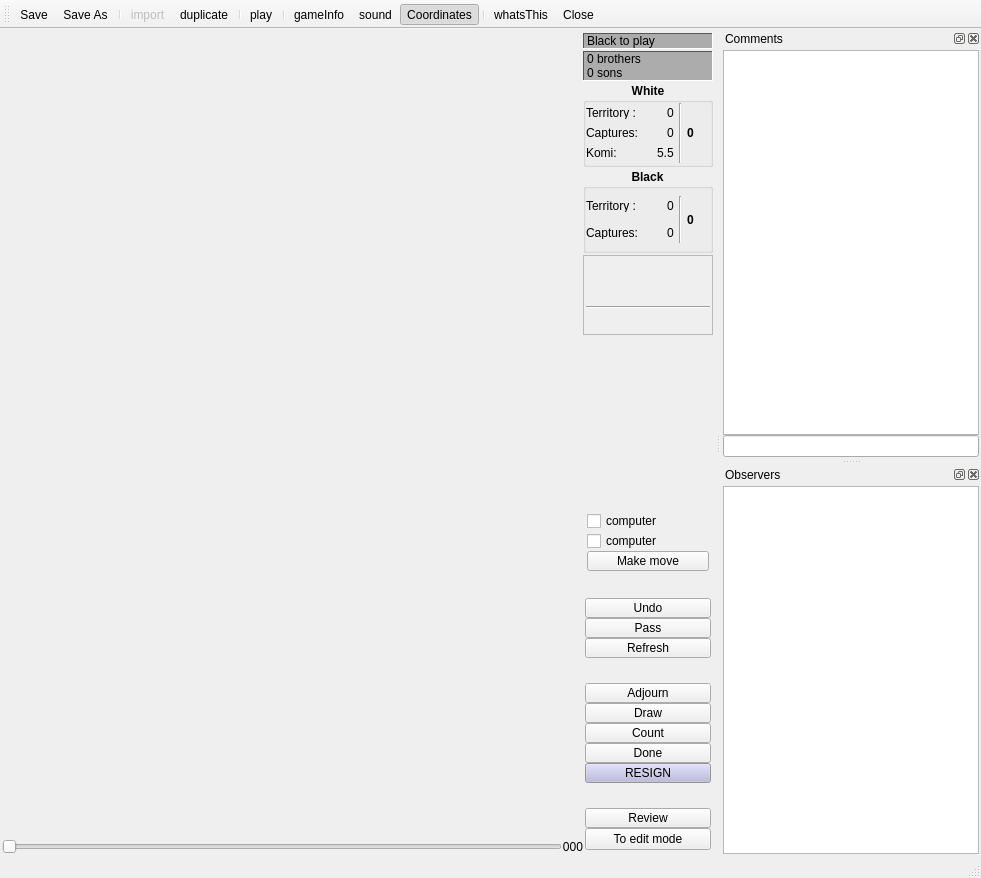
Old version of the form src/board/boardwindow.ui in the repository pzorin/qgo.
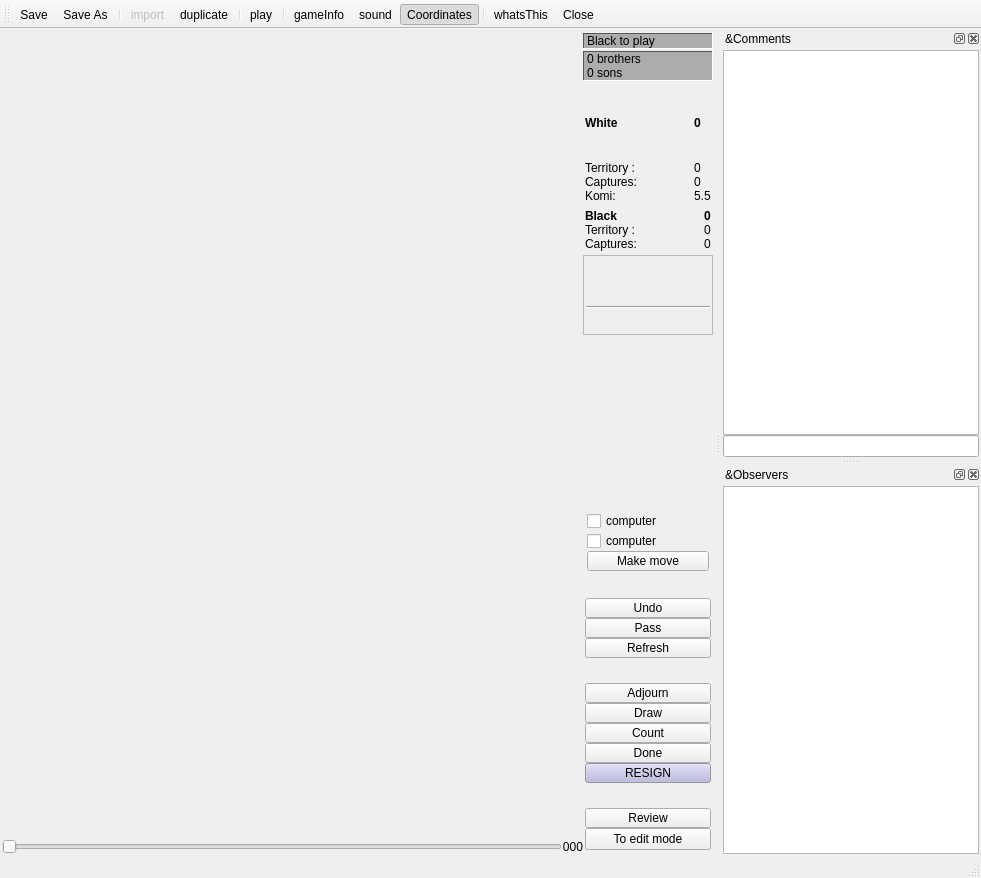
New version of the form. The open tabs and pages were chosen to show the change. Icons and pictures are not drawn. Custom widgets are drawn as their Qt base class.

Commit message:
Remove some hard-coded widget sizes
Avoids truncation of the score display

The edit to the form file:
```diff
--- a/src/board/boardwindow.ui
+++ b/src/board/boardwindow.ui
@@ -2398,24 +2398,21 @@
             <number>0</number>
            </property>
            <item>
-            <widget class="QGroupBox" name="whiteFrame_score">
+            <widget class="QFrame" name="whiteFrame_score">
              <property name="sizePolicy">
-              <sizepolicy hsizetype="Preferred" vsizetype="Minimum">
+              <sizepolicy hsizetype="Expanding" vsizetype="Minimum">
                <horstretch>0</horstretch>
                <verstretch>0</verstretch>
               </sizepolicy>
              </property>
-             <property name="minimumSize">
-              <size>
-               <width>16</width>
-               <height>60</height>
-              </size>
-             </property>
-             <property name="maximumSize">
-              <size>
-               <width>16777215</width>
-               <height>16777215</height>
-              </size>
+             <layout class="QGridLayout" name="gridLayout">
+              <item row="0" column="0">
+               <widget class="QLabel" name="whiteFrame_score_label">
+                <property name="sizePolicy">
+                 <sizepolicy hsizetype="MinimumExpanding" vsizetype="MinimumExpanding">
+                  <horstretch>0</horstretch>
+                  <verstretch>0</verstretch>
+                 </sizepolicy>
              </property>
              <property name="font">
               <font>
@@ -2423,44 +2420,26 @@
                <bold>true</bold>
               </font>
              </property>
-             <property name="title">
+                <property name="text">
               <string>White</string>
              </property>
-             <property name="alignment">
-              <set>Qt::AlignHCenter</set>
-             </property>
-             <layout class="QGridLayout">
-              <property name="leftMargin">
-               <number>0</number>
-              </property>
-              <property name="topMargin">
-               <number>0</number>
-              </property>
-              <property name="rightMargin">
-               <number>3</number>
-              </property>
-              <property name="bottomMargin">
-               <number>0</number>
-              </property>
-              <property name="horizontalSpacing">
-               <number>5</number>
-              </property>
-              <property name="verticalSpacing">
-               <number>0</number>
-              </property>
-              <item row="0" column="0">
-               <layout class="QHBoxLayout">
-                <property name="spacing">
-                 <number>0</number>
-                </property>
-                <item>
+               </widget>
+              </item>
+              <item row="0" column="1">
+               <widget class="QLabel" name="totalWhite">
+                <property name="font">
+                 <font>
+                  <weight>75</weight>
+                  <bold>true</bold>
+                 </font>
+                </property>
+                <property name="text">
+                 <string>0</string>
+                </property>
+               </widget>
+              </item>
+              <item row="1" column="0">
                  <widget class="QLabel" name="TextLabel2_5">
-                  <property name="maximumSize">
-                   <size>
-                    <width>16777215</width>
-                    <height>12</height>
-                   </size>
-                  </property>
                   <property name="font">
                    <font>
                     <weight>50</weight>
@@ -2470,90 +2449,27 @@
                   <property name="text">
                    <string>Territory :</string>
                   </property>
-                  <property name="alignment">
-                   <set>Qt::AlignRight|Qt::AlignTrailing|Qt::AlignVCenter</set>
-                  </property>
-                 </widget>
-                </item>
-                <item>
-                 <spacer>
-                  <property name="orientation">
-                   <enum>Qt::Horizontal</enum>
-                  </property>
-                  <property name="sizeType">
-                   <enum>QSizePolicy::MinimumExpanding</enum>
-                  </property>
-                  <property name="sizeHint" stdset="0">
-                   <size>
-                    <width>10</width>
-                    <height>20</height>
-                   </size>
-                  </property>
-                 </spacer>
-                </item>
-                <item>
+               </widget>
+              </item>
+              <item row="1" column="1">
                  <widget class="QLabel" name="terrWhite">
-                  <property name="maximumSize">
-                   <size>
-                    <width>16777215</width>
-                    <height>12</height>
-                   </size>
-                  </property>
-                  <property name="font">
-                   <font>
-                    <weight>50</weight>
-                    <bold>false</bold>
-                   </font>
-                  </property>
                   <property name="text">
                    <string>0</string>
                   </property>
-                  <property name="alignment">
-                   <set>Qt::AlignCenter</set>
-                  </property>
                   <property name="margin">
                    <number>0</number>
                   </property>
                  </widget>
                 </item>
-               </layout>
-              </item>
-              <item row="0" column="1" rowspan="3">
+              <item row="2" column="1">
                <widget class="Line" name="line">
                 <property name="orientation">
                  <enum>Qt::Vertical</enum>
                 </property>
                </widget>
               </item>
-              <item row="0" column="2" rowspan="3">
-               <widget class="QLabel" name="totalWhite">
-                <property name="minimumSize">
-                 <size>
-                  <width>20</width>
-                  <height>40</height>
-                 </size>
-                </property>
-                <property name="font">
-                 <font>
-                  <weight>75</weight>
-                  <bold>true</bold>
-                 </font>
-                </property>
-                <property name="text">
-                 <string>0</string>
-                </property>
-               </widget>
-              </item>
-              <item row="1" column="0">
-               <layout class="QHBoxLayout">
-                <item>
+              <item row="3" column="0">
                  <widget class="QLabel" name="TextLabel2_3">
-                  <property name="maximumSize">
-                   <size>
-                    <width>16777215</width>
-                    <height>12</height>
-                   </size>
-                  </property>
                   <property name="font">
                    <font>
                     <weight>50</weight>
@@ -2563,91 +2479,20 @@
                   <property name="text">
                    <string>Captures:</string>
                   </property>
-                  <property name="alignment">
-                   <set>Qt::AlignRight|Qt::AlignTrailing|Qt::AlignVCenter</set>
-                  </property>
-                 </widget>
-                </item>
-                <item>
-                 <spacer>
-                  <property name="orientation">
-                   <enum>Qt::Horizontal</enum>
-                  </property>
-                  <property name="sizeType">
-                   <enum>QSizePolicy::MinimumExpanding</enum>
-                  </property>
-                  <property name="sizeHint" stdset="0">
-                   <size>
-                    <width>10</width>
-                    <height>20</height>
-                   </size>
-                  </property>
-                 </spacer>
-                </item>
-                <item>
+               </widget>
+              </item>
+              <item row="3" column="1">
                  <widget class="QLabel" name="capturesWhiteScore">
-                  <property name="maximumSize">
-                   <size>
-                    <width>16777215</width>
-                    <height>12</height>
-                   </size>
-                  </property>
-                  <property name="font">
-                   <font>
-                    <weight>50</weight>
-                    <bold>false</bold>
-                   </font>
-                  </property>
                   <property name="text">
                    <string>0</string>
                   </property>
-                  <property name="alignment">
-                   <set>Qt::AlignCenter</set>
-                  </property>
                   <property name="margin">
                    <number>0</number>
                   </property>
                  </widget>
                 </item>
-               </layout>
-              </item>
-              <item row="2" column="0">
-               <layout class="QHBoxLayout">
-                <property name="spacing">
-                 <number>6</number>
-                </property>
-                <property name="leftMargin">
-                 <number>0</number>
-                </property>
-                <property name="topMargin">
-                 <number>0</number>
-                </property>
-                <property name="rightMargin">
-                 <number>0</number>
-                </property>
-                <property name="bottomMargin">
-                 <number>0</number>
-                </property>
-                <item>
+              <item row="4" column="0">
                  <widget class="QLabel" name="TextLabel_komi_2">
-                  <property name="sizePolicy">
-                   <sizepolicy hsizetype="Preferred" vsizetype="Fixed">
-                    <horstretch>0</horstretch>
-                    <verstretch>0</verstretch>
-                   </sizepolicy>
-                  </property>
-                  <property name="minimumSize">
-                   <size>
-                    <width>0</width>
-                    <height>12</height>
-                   </size>
-                  </property>
-                  <property name="maximumSize">
-                   <size>
-                    <width>16777215</width>
-                    <height>12</height>
-                   </size>
-                  </property>
                   <property name="font">
                    <font>
                     <weight>50</weight>
@@ -2668,71 +2513,39 @@
                   </property>
                  </widget>
                 </item>
-                <item>
-                 <spacer>
-                  <property name="orientation">
-                   <enum>Qt::Horizontal</enum>
-                  </property>
-                  <property name="sizeType">
-                   <enum>QSizePolicy::MinimumExpanding</enum>
-                  </property>
-                  <property name="sizeHint" stdset="0">
-                   <size>
-                    <width>10</width>
-                    <height>20</height>
-                   </size>
-                  </property>
-                 </spacer>
-                </item>
-                <item>
+              <item row="4" column="1">
                  <widget class="QLabel" name="komiScore">
-                  <property name="sizePolicy">
-                   <sizepolicy hsizetype="Preferred" vsizetype="Fixed">
-                    <horstretch>0</horstretch>
-                    <verstretch>0</verstretch>
-                   </sizepolicy>
-                  </property>
-                  <property name="maximumSize">
-                   <size>
-                    <width>16777215</width>
-                    <height>12</height>
-                   </size>
-                  </property>
-                  <property name="font">
-                   <font>
-                    <weight>50</weight>
-                    <bold>false</bold>
-                   </font>
-                  </property>
                   <property name="text">
                    <string>5.5</string>
                   </property>
                  </widget>
                 </item>
                </layout>
-              </item>
-             </layout>
             </widget>
            </item>
            <item>
-            <widget class="QGroupBox" name="blackFrame_score">
+            <widget class="QFrame" name="blackFrame_score">
              <property name="sizePolicy">
-              <sizepolicy hsizetype="Preferred" vsizetype="Minimum">
+              <sizepolicy hsizetype="Expanding" vsizetype="Minimum">
                <horstretch>0</horstretch>
                <verstretch>0</verstretch>
               </sizepolicy>
              </property>
-             <property name="minimumSize">
-              <size>
-               <width>16</width>
-               <height>60</height>
-              </size>
-             </property>
-             <property name="maximumSize">
-              <size>
-               <width>16777215</width>
-               <height>16777215</height>
-              </size>
+             <layout class="QGridLayout" name="gridLayout_4">
+              <item row="0" column="1">
+               <widget class="Line" name="line_3">
+                <property name="orientation">
+                 <enum>Qt::Vertical</enum>
+                </property>
+               </widget>
+              </item>
+              <item row="1" column="0">
+               <widget class="QLabel" name="blackFrame_score_label">
+                <property name="sizePolicy">
+                 <sizepolicy hsizetype="Expanding" vsizetype="Preferred">
+                  <horstretch>0</horstretch>
+                  <verstretch>0</verstretch>
+                 </sizepolicy>
              </property>
              <property name="font">
               <font>
@@ -2740,200 +2553,51 @@
                <bold>true</bold>
               </font>
              </property>
-             <property name="title">
+                <property name="text">
               <string>Black</string>
              </property>
-             <property name="alignment">
-              <set>Qt::AlignHCenter</set>
-             </property>
-             <layout class="QGridLayout">
-              <property name="leftMargin">
-               <number>0</number>
-              </property>
-              <property name="topMargin">
-               <number>0</number>
-              </property>
-              <property name="rightMargin">
-               <number>3</number>
-              </property>
-              <property name="bottomMargin">
-               <number>0</number>
-              </property>
-              <property name="horizontalSpacing">
-               <number>5</number>
-              </property>
-              <property name="verticalSpacing">
-               <number>0</number>
-              </property>
-              <item row="0" column="0">
-               <layout class="QHBoxLayout">
-                <property name="spacing">
-                 <number>0</number>
-                </property>
-                <item>
+               </widget>
+              </item>
+              <item row="1" column="1">
+               <widget class="QLabel" name="totalBlack">
+                <property name="font">
+                 <font>
+                  <weight>75</weight>
+                  <bold>true</bold>
+                 </font>
+                </property>
+                <property name="text">
+                 <string>0</string>
+                </property>
+               </widget>
+              </item>
+              <item row="2" column="0">
                  <widget class="QLabel" name="TextLabel2_11">
-                  <property name="maximumSize">
-                   <size>
-                    <width>16777215</width>
-                    <height>12</height>
-                   </size>
-                  </property>
-                  <property name="font">
-                   <font>
-                    <weight>50</weight>
-                    <bold>false</bold>
-                   </font>
-                  </property>
                   <property name="text">
                    <string>Territory :</string>
                   </property>
-                  <property name="alignment">
-                   <set>Qt::AlignRight|Qt::AlignTrailing|Qt::AlignVCenter</set>
-                  </property>
-                 </widget>
-                </item>
-                <item>
-                 <spacer>
-                  <property name="orientation">
-                   <enum>Qt::Horizontal</enum>
-                  </property>
-                  <property name="sizeHint" stdset="0">
-                   <size>
-                    <width>40</width>
-                    <height>20</height>
-                   </size>
-                  </property>
-                 </spacer>
-                </item>
-                <item>
+               </widget>
+              </item>
+              <item row="2" column="1">
                  <widget class="QLabel" name="terrBlack">
-                  <property name="maximumSize">
-                   <size>
-                    <width>16777215</width>
-                    <height>12</height>
-                   </size>
-                  </property>
-                  <property name="font">
-                   <font>
-                    <weight>50</weight>
-                    <bold>false</bold>
-                   </font>
-                  </property>
                   <property name="text">
                    <string>0</string>
                   </property>
-                  <property name="alignment">
-                   <set>Qt::AlignCenter</set>
-                  </property>
-                  <property name="margin">
-                   <number>0</number>
-                  </property>
-                 </widget>
-                </item>
-               </layout>
-              </item>
-              <item row="0" column="1" rowspan="2">
-               <widget class="Line" name="line_3">
-                <property name="orientation">
-                 <enum>Qt::Vertical</enum>
-                </property>
-               </widget>
-              </item>
-              <item row="0" column="2" rowspan="2">
-               <widget class="QLabel" name="totalBlack">
-                <property name="minimumSize">
-                 <size>
-                  <width>20</width>
-                  <height>0</height>
-                 </size>
-                </property>
-                <property name="font">
-                 <font>
-                  <weight>75</weight>
-                  <bold>true</bold>
-                 </font>
-                </property>
-                <property name="text">
-                 <string>0</string>
-                </property>
-               </widget>
-              </item>
-              <item row="1" column="0">
-               <layout class="QHBoxLayout">
-                <item>
+               </widget>
+              </item>
+              <item row="3" column="0">
                  <widget class="QLabel" name="TextLabel2_12">
-                  <property name="maximumSize">
-                   <size>
-                    <width>16777215</width>
-                    <height>12</height>
-                   </size>
-                  </property>
-                  <property name="font">
-                   <font>
-                    <weight>50</weight>
-                    <bold>false</bold>
-                   </font>
-                  </property>
                   <property name="text">
                    <string>Captures:</string>
                   </property>
-                  <property name="alignment">
-                   <set>Qt::AlignRight|Qt::AlignTrailing|Qt::AlignVCenter</set>
-                  </property>
-                 </widget>
-                </item>
-                <item>
-                 <spacer>
-                  <property name="orientation">
-                   <enum>Qt::Horizontal</enum>
-                  </property>
-                  <property name="sizeHint" stdset="0">
-                   <size>
-                    <width>10</width>
-                    <height>20</height>
-                   </size>
-                  </property>
-                 </spacer>
-                </item>
-                <item>
-                 <spacer>
-                  <property name="orientation">
-                   <enum>Qt::Horizontal</enum>
-                  </property>
-                  <property name="sizeHint" stdset="0">
-                   <size>
-                    <width>40</width>
-                    <height>20</height>
-                   </size>
-                  </property>
-                 </spacer>
-                </item>
-                <item>
+               </widget>
+              </item>
+              <item row="3" column="1">
                  <widget class="QLabel" name="capturesBlackScore">
-                  <property name="maximumSize">
-                   <size>
-                    <width>16777215</width>
-                    <height>12</height>
-                   </size>
-                  </property>
-                  <property name="font">
-                   <font>
-                    <weight>50</weight>
-                    <bold>false</bold>
-                   </font>
-                  </property>
                   <property name="text">
                    <string>0</string>
                   </property>
-                  <property name="alignment">
-                   <set>Qt::AlignCenter</set>
-                  </property>
-                  <property name="margin">
-                   <number>0</number>
-                  </property>
-                 </widget>
-                </item>
-               </layout>
+               </widget>
               </item>
              </layout>
             </widget>
@@ -5275,7 +4939,7 @@
   </widget>
   <widget class="QDockWidget" name="dockWidget">
    <property name="windowTitle">
-    <string>Comments</string>
+    <string>&amp;Comments</string>
    </property>
    <attribute name="dockWidgetArea">
     <number>2</number>
@@ -5313,7 +4977,7 @@
   </widget>
   <widget class="QDockWidget" name="dockWidget_2">
    <property name="windowTitle">
-    <string>Observers</string>
+    <string>&amp;Observers</string>
    </property>
    <attribute name="dockWidgetArea">
     <number>2</number>
```
Left out of the diff: 8 changed lines with no effect on the pictures. Lines whose indentation alone changed are shown as unchanged. The commit also changes 2 other files.
